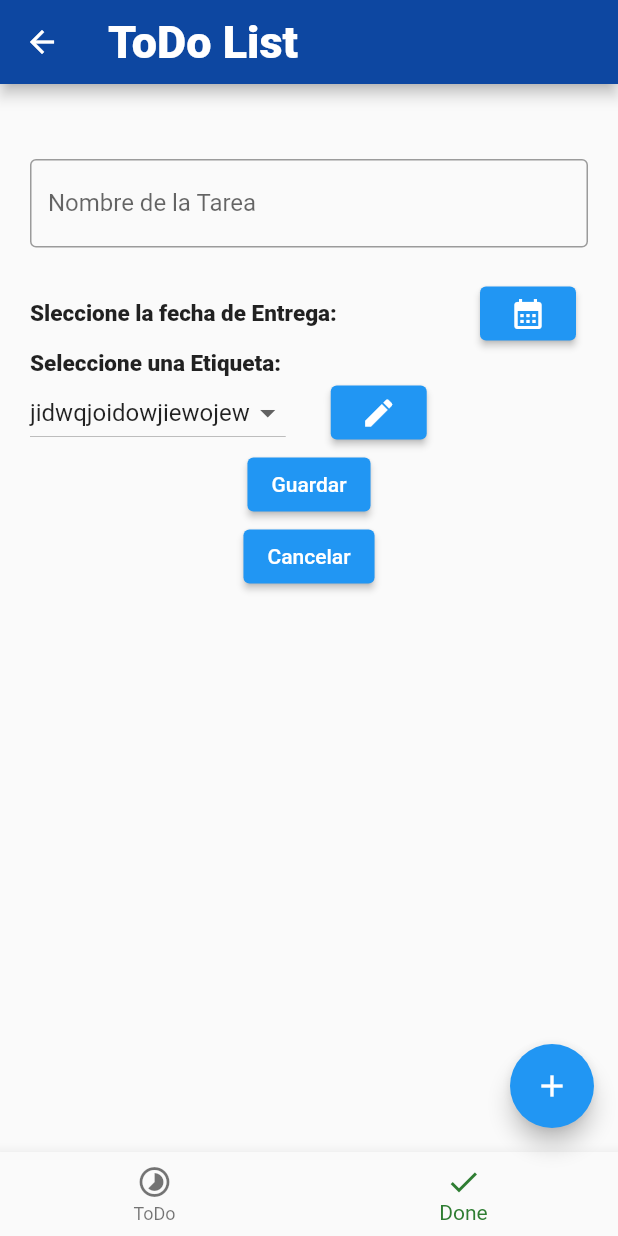
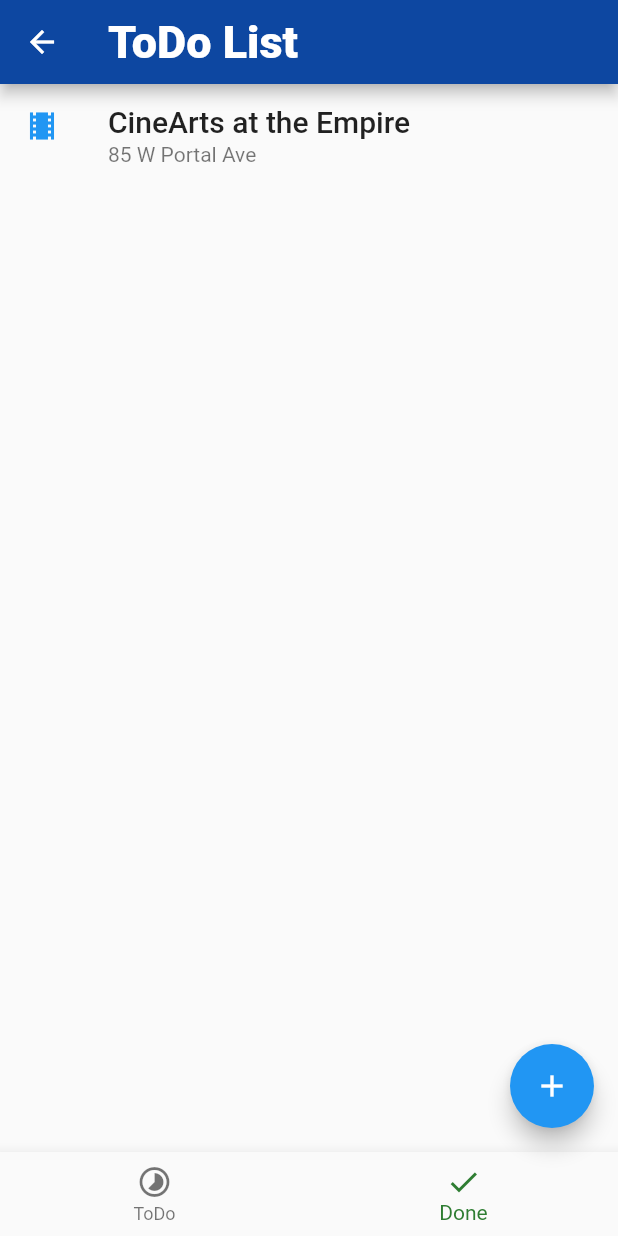
Before and after one commit to SebastianBelmonte01/todo_flutter, a Flutter app: the MyTodo screen opened directly, item 2 of the bottom bar chosen, on a phone screen of 412 x 824 dp. Run offline on Flutter 3.47's test engine with Material 2 defaults, Android fonts, the phone set to English and light mode, and no system bars; missing offline and left inert: textfield_datepicker.

Commit message:
Starting the adding interfacer

```diff
--- a/lib/login.dart
+++ b/lib/login.dart
@@ -1,4 +1,5 @@
 import 'package:flutter/material.dart';
+import 'package:todo_flutter/register-new-task.dart';
 
 class MyCredentials extends StatefulWidget {
   const MyCredentials({super.key});
@@ -27,7 +28,6 @@ class _MyCredentialsState extends State<MyCredentials> {
   Widget build(BuildContext context) {
     return  Column(
       mainAxisAlignment: MainAxisAlignment.center,
-
       children: [
         const Image(image: AssetImage('assets/user-calendar.png'), ),
         SizedBox(
--- a/lib/main.dart
+++ b/lib/main.dart
@@ -1,5 +1,6 @@
 import 'package:flutter/material.dart';
 import 'package:todo_flutter/login.dart';
+import 'package:todo_flutter/register-new-task.dart';
 import 'package:todo_flutter/todo.dart';
 
 
@@ -19,6 +20,7 @@ class MyApp extends StatelessWidget {
       routes: {
         '/': (context) => const MyLogin(),
         '/todo':(context) => const MyTodo(),
+        '/register-new-tasks':(context) =>  const MyRegistrationTask()
       },
     );
   }
--- a/lib/register-new-task.dart
+++ b/lib/register-new-task.dart
@@ -75,7 +75,9 @@ class _MyRegistrationTaskState extends State<MyRegistrationTask> with Restoratio
 
   @override
   Widget build(BuildContext context) {
-    return  Padding(
+    return Scaffold(
+      appBar: AppBar(title: const Text("Login", style: TextStyle(fontFamily: "Roboto", fontWeight: FontWeight.w900, fontSize: 30)), backgroundColor: Colors.blue[900],),
+      body: Padding(
         padding: const EdgeInsets.fromLTRB(20, 50, 20, 0),
         child: Column(
           crossAxisAlignment: CrossAxisAlignment.start,
@@ -140,9 +142,9 @@ class _MyRegistrationTaskState extends State<MyRegistrationTask> with Restoratio
                 ],
               ),
             )
-
           ],
         ),
+      )
     );
   }
 
--- a/lib/todo.dart
+++ b/lib/todo.dart
@@ -29,7 +29,33 @@ class ToDoOption extends StatelessWidget {
       ),
     );
   }
+}
 
+class DoneOption extends StatelessWidget {
+  const DoneOption({super.key});
+  @override
+  Widget build(BuildContext context) {
+    return
+        ListView(
+          children: [
+           _tile('CineArts at the Empire', '85 W Portal Ave', Icons.theaters),
+          ],
+        );
+  }
+  ListTile _tile(String title, String subtitle, IconData icon) {
+    return ListTile(
+      title: Text(title,
+          style: const TextStyle(
+            fontWeight: FontWeight.w500,
+            fontSize: 20,
+          )),
+      subtitle: Text(subtitle),
+      leading: Icon(
+        icon,
+        color: Colors.blue[500],
+      ),
+    );
+  }
 }
 
 class MyTodo extends StatefulWidget {
@@ -44,7 +70,8 @@ class _MyTodoState extends State<MyTodo> {
       TextStyle(fontSize: 30, fontWeight: FontWeight.bold);
   static const List<Widget> _widgetOptions = <Widget>[
     ToDoOption(),
-    MyRegistrationTask(restorationId: "main"),
+    DoneOption()
+    //MyRegistrationTask(restorationId: "main"),
   ];
 
   void _onItemTapped(int index) {
@@ -74,7 +101,9 @@ class _MyTodoState extends State<MyTodo> {
         onTap: _onItemTapped,
       ),
       floatingActionButton: FloatingActionButton(
-        onPressed: () => {},
+        onPressed: () => {
+            Navigator.pushNamed(context, '/register-new-tasks')
+        },
         child: const Icon(Icons.add),
       ),
 
```
Also changed, not shown: lib/register-new-label.dart (added, +18 -0 lines). Lines whose indentation alone changed are shown as unchanged.
